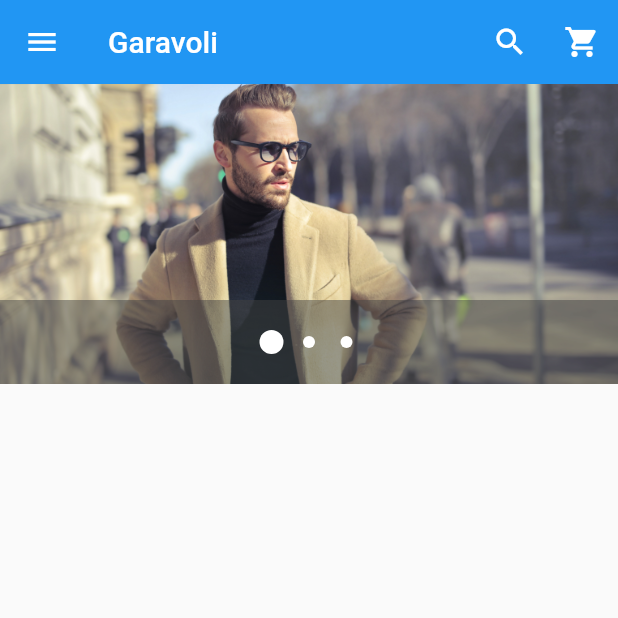
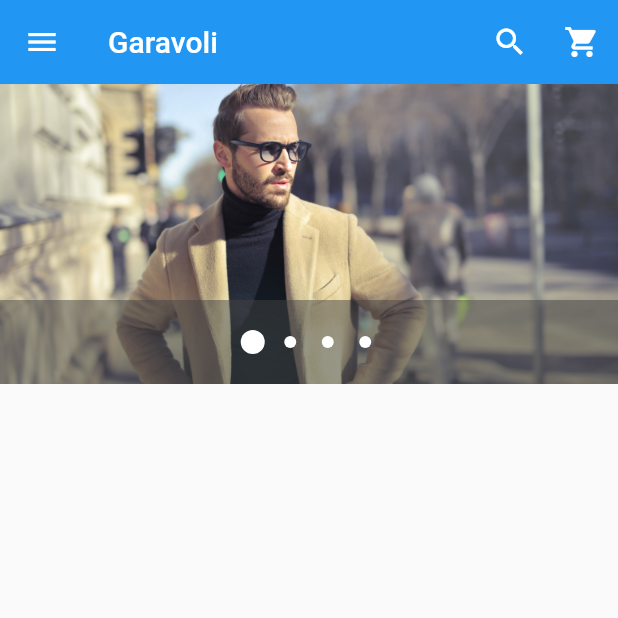
Before and after one commit to Elyas575/FlutterEcommerceDemo, a Flutter app: the screen it shows after launch, on a phone screen of 412 x 824 dp, the top half of it. Run offline on Flutter 3.47's test engine with Material 2 defaults, Android fonts, the phone set to English and light mode, and no system bars; drawn by our look-alikes of carousel_pro.

Commit message:
new photo

```diff
--- a/lib/main.dart
+++ b/lib/main.dart
@@ -20,7 +20,7 @@ class HomePage extends StatelessWidget {
         AssetImage('images/m2.jpg'),
         AssetImage('images/m1.jpeg'),
         AssetImage('images/w1.jpeg'),
-
+        AssetImage('images/w4.jpeg'),
 
       ],
       autoplay: false,
```
Also changed, not shown: 2 other files.
